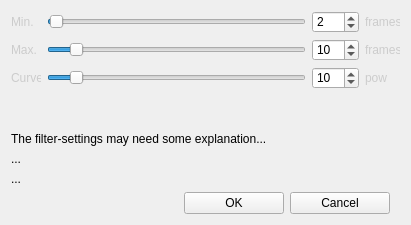
Old version of the form FTNoIR_Filter_EWMA2/FTNoIR_FilterControls.ui in the repository aavendan/facetracknoir.
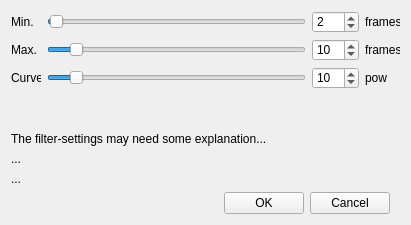
New version of the form. Icons and pictures are not drawn.

Commit message: Implemented filter-settings changeably while Tracker is active. Should also be handy to have a IFilterPtr, for logging...

Diff of the .ui file:
```diff
--- a/FTNoIR_Filter_EWMA2/FTNoIR_FilterControls.ui
+++ b/FTNoIR_Filter_EWMA2/FTNoIR_FilterControls.ui
@@ -23,6 +23,9 @@
   <property name="autoFillBackground">
    <bool>false</bool>
   </property>
+  <property name="styleSheet">
+   <string notr="true"/>
+  </property>
   <layout class="QVBoxLayout" name="_vertical_layout">
    <item>
     <layout class="QGridLayout" name="gridLayout">
@@ -41,8 +44,7 @@
         </size>
        </property>
        <property name="styleSheet">
-        <string notr="true">color:#ccc;
-background:none;</string>
+        <string notr="true"/>
        </property>
        <property name="text">
         <string>Min.</string>
@@ -64,8 +66,7 @@
         </size>
        </property>
        <property name="styleSheet">
-        <string notr="true">color:#ccc;
-background:none;</string>
+        <string notr="true"/>
        </property>
        <property name="text">
         <string>Max.</string>
@@ -87,8 +88,7 @@
         </size>
        </property>
        <property name="styleSheet">
-        <string notr="true">color:#ccc;
-background:none;</string>
+        <string notr="true"/>
        </property>
        <property name="text">
         <string>Curve</string>
@@ -163,8 +163,7 @@
         </size>
        </property>
        <property name="styleSheet">
-        <string notr="true">color:#ccc;
-background:none;</string>
+        <string notr="true"/>
        </property>
        <property name="text">
         <string>frames</string>
@@ -239,8 +238,7 @@
         </size>
        </property>
        <property name="styleSheet">
-        <string notr="true">color:#ccc;
-background:none;</string>
+        <string notr="true"/>
        </property>
        <property name="text">
         <string>frames</string>
@@ -312,8 +310,7 @@
         </size>
        </property>
        <property name="styleSheet">
-        <string notr="true">color:#ccc;
-background:none;</string>
+        <string notr="true"/>
        </property>
        <property name="text">
         <string>pow</string>
@@ -393,7 +390,7 @@
          </property>
          <property name="minimumSize">
           <size>
-           <width>100</width>
+           <width>52</width>
            <height>0</height>
           </size>
          </property>
@@ -418,7 +415,7 @@
          </property>
          <property name="minimumSize">
           <size>
-           <width>100</width>
+           <width>52</width>
            <height>0</height>
           </size>
          </property>
```
Left out of the diff: 99 changed lines with no effect on the pictures. The commit also changes 10 other files.
